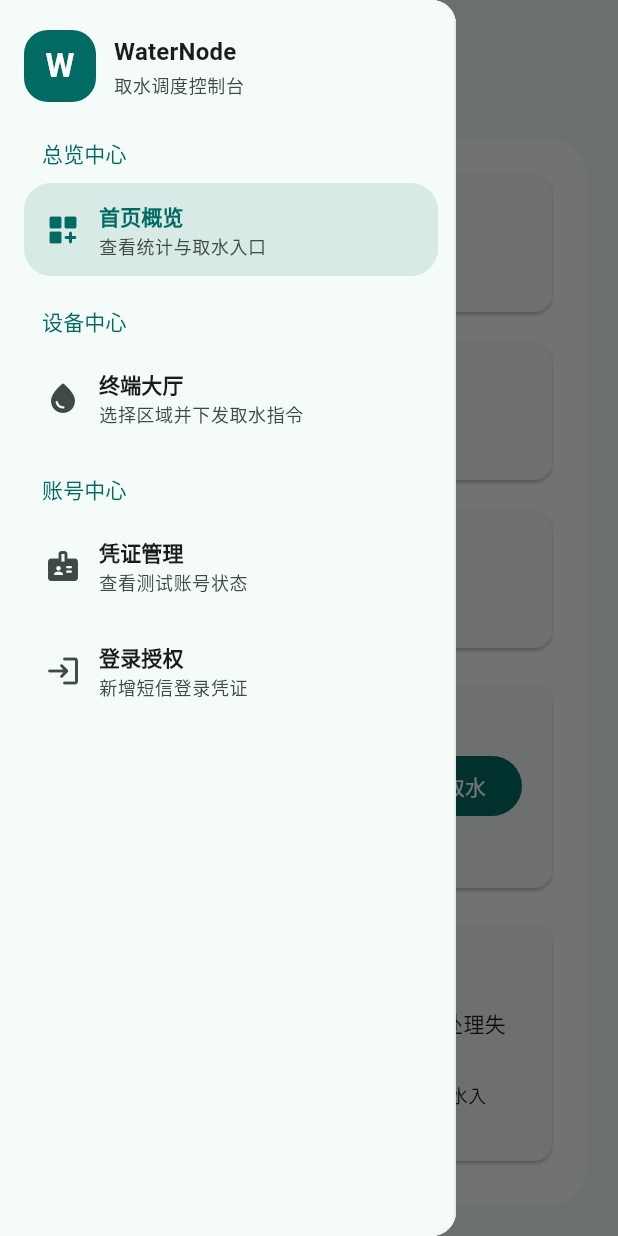
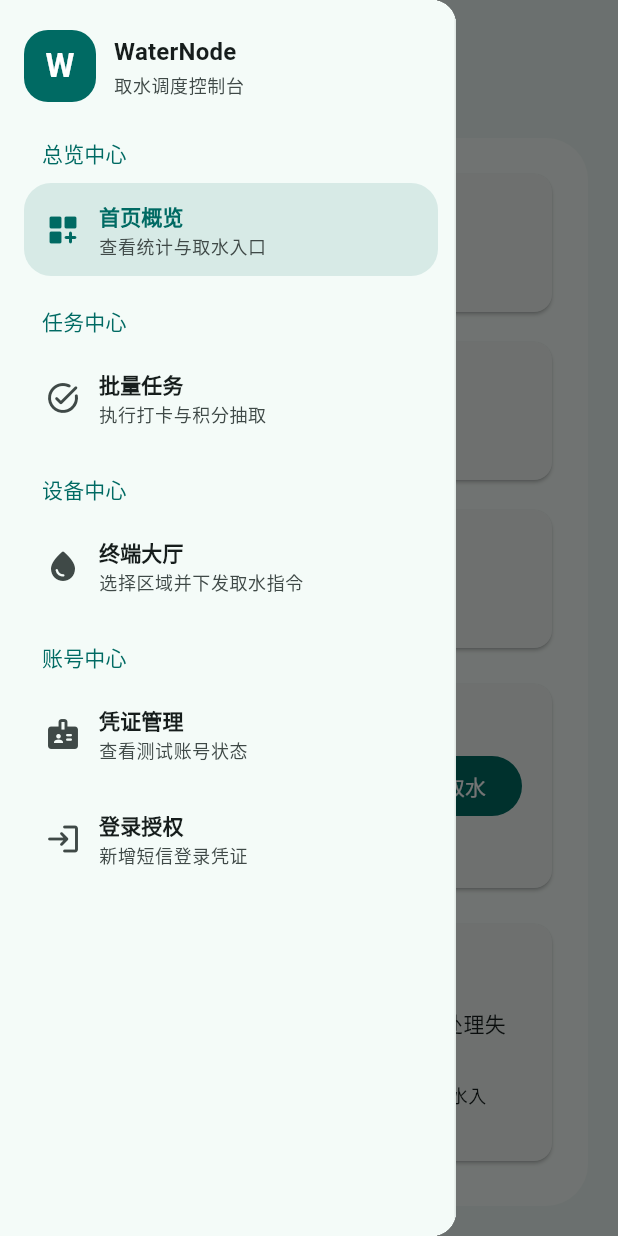
Before and after one commit to Sisyphean-a/WaterNode, a Flutter app: the screen it shows after launch, with the side drawer open, on a phone screen of 412 x 824 dp. Run offline on Flutter 3.47's test engine with Material 3 defaults, Android fonts, the phone set to English and light mode, and no system bars; our stand-ins replace dio, get, hive, hive_flutter, jwt_decoder; accounts and stored records are empty.

Commit message:
feat: add sidebar task center

```diff
--- a/lib/app/presentation/pages/console_shell_page.dart
+++ b/lib/app/presentation/pages/console_shell_page.dart
@@ -4,6 +4,7 @@ import 'package:waternode/app/routes/app_routes.dart';
 import 'package:waternode/features/auth/presentation/pages/auth_page.dart';
 import 'package:waternode/features/credentials/presentation/pages/credential_page.dart';
 import 'package:waternode/features/dashboard/presentation/pages/dashboard_page.dart';
+import 'package:waternode/features/dashboard/presentation/pages/task_center_page.dart';
 import 'package:waternode/features/devices/presentation/pages/device_station_page.dart';
 
 class ConsoleShellPage extends StatefulWidget {
@@ -104,6 +105,7 @@ class _ConsoleShellPageState extends State<ConsoleShellPage> {
   Widget _buildContent() {
     return switch (widget.activeRoute) {
       AppRoutes.dashboard => const DashboardPage(),
+      AppRoutes.tasks => const TaskCenterPage(),
       AppRoutes.devices => const DeviceStationPage(),
       AppRoutes.credentials => const CredentialPage(),
       AppRoutes.auth => const AuthPage(),
@@ -388,6 +390,19 @@ class _ConsoleNavigationCatalog {
       ],
     ),
     _ConsoleNavigationGroup(
+      title: '任务中心',
+      items: <_ConsoleNavigationItem>[
+        _ConsoleNavigationItem(
+          route: AppRoutes.tasks,
+          title: '批量任务',
+          headerTitle: '批量任务',
+          subtitle: '执行打卡与积分抽取',
+          groupTitle: '任务中心',
+          icon: Icons.task_alt_rounded,
+        ),
+      ],
+    ),
+    _ConsoleNavigationGroup(
       title: '设备中心',
       items: <_ConsoleNavigationItem>[
         _ConsoleNavigationItem(
--- a/lib/app/routes/app_pages.dart
+++ b/lib/app/routes/app_pages.dart
@@ -7,6 +7,10 @@ abstract final class AppPages {
     GetPage<dynamic>(
       name: AppRoutes.dashboard,
       page: () => const ConsoleShellPage(activeRoute: AppRoutes.dashboard),
+    ),
+    GetPage<dynamic>(
+      name: AppRoutes.tasks,
+      page: () => const ConsoleShellPage(activeRoute: AppRoutes.tasks),
     ),
     GetPage<dynamic>(
       name: AppRoutes.devices,
--- a/lib/app/routes/app_routes.dart
+++ b/lib/app/routes/app_routes.dart
@@ -1,5 +1,6 @@
 abstract final class AppRoutes {
   static const dashboard = '/';
+  static const tasks = '/tasks';
   static const devices = '/devices';
   static const credentials = '/credentials';
   static const auth = '/auth';
```
Also changed, not shown: lib/features/dashboard/presentation/pages/task_center_page.dart (added, +88 -0 lines), 1 other file.
